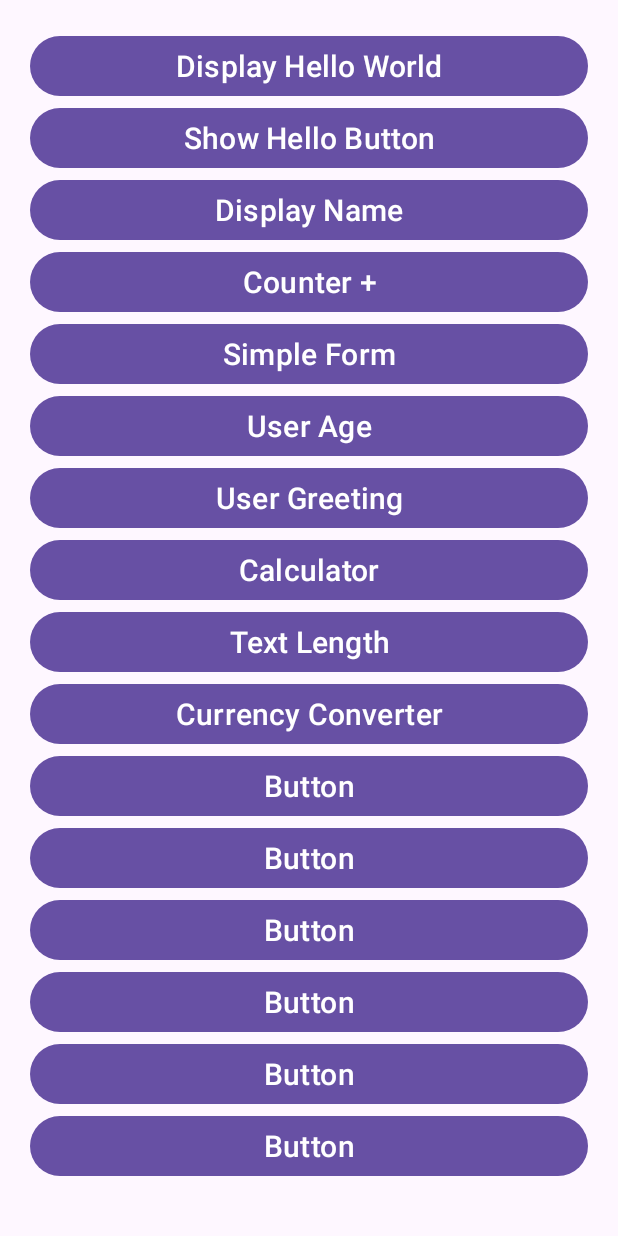
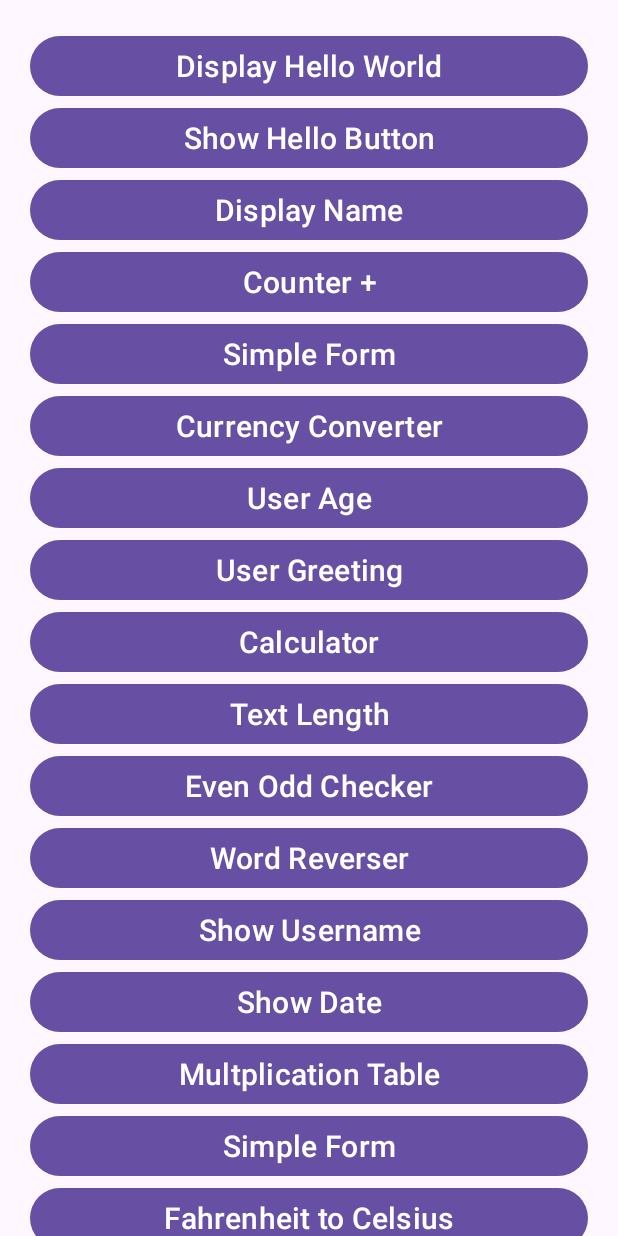
Before and after one commit to jpablico20/Android-Apps, an Android app: the screen it shows after launch (MainActivity), on a phone screen of 412 x 824 dp. Run offline under Robolectric (Android 15) with nearby library versions, the phone set to English and light mode, and no system bars.

Commit message:
feat: add button as a homepage

```diff
--- a/app/src/main/java/com/example/androidapps/MainActivity.java
+++ b/app/src/main/java/com/example/androidapps/MainActivity.java
@@ -10,22 +10,33 @@ import androidx.core.graphics.Insets;
 import androidx.core.view.ViewCompat;
 import androidx.core.view.WindowInsetsCompat;
 
+import com.example.androidapps.apps.BookmarkList;
 import com.example.androidapps.apps.Calculator;
+import com.example.androidapps.apps.CharacterCounter;
 import com.example.androidapps.apps.Counter;
 import com.example.androidapps.apps.CurrencyConverter;
 import com.example.androidapps.apps.DisplayHelloWorld;
 import com.example.androidapps.apps.DisplayName;
+import com.example.androidapps.apps.EvenOddChecker;
+import com.example.androidapps.apps.FahrenheitToCelsius;
+import com.example.androidapps.apps.MultiplicationTable;
+import com.example.androidapps.apps.PalindromeChecker;
+import com.example.androidapps.apps.ShowDate;
 import com.example.androidapps.apps.ShowHelloButton;
+import com.example.androidapps.apps.ShowUserName;
 import com.example.androidapps.apps.SimpleForm;
+import com.example.androidapps.apps.SimpleLogin;
 import com.example.androidapps.apps.TextLength;
 import com.example.androidapps.apps.UserAge;
 import com.example.androidapps.apps.UserGreeting;
+import com.example.androidapps.apps.WordReverser;
 
 public class MainActivity extends AppCompatActivity {
 
     Button btnDisplayHelloWorld, btnshowHelloButton, btnDisplayname, btnCounter,
     btnSimpleForm, btnUserAge, btnUserGreeting, btnCalculator, btnTextLength, btnCurrencyConverter,
-    btnEvenOddChecker;
+    btnEvenOddChecker, btnWordReverser, btnShowUsername, btnShowDate, btnMultiplicationTable,
+    btnSimpleLogin, btnFahrenheitToCelsius, btnBookmark, btnCharacterCounter, btnPalindrome;
 
     @Override
     protected void onCreate(Bundle savedInstanceState) {
@@ -42,6 +53,16 @@ public class MainActivity extends AppCompatActivity {
         btnCalculator = findViewById(R.id.btn_calculator);
         btnTextLength = findViewById(R.id.btn_text_length);
         btnCurrencyConverter = findViewById(R.id.btn_currency_converter);
+        btnEvenOddChecker = findViewById(R.id.btn_even_odd);
+        btnWordReverser = findViewById(R.id.btn_word_reverser);
+        btnShowUsername = findViewById(R.id.btn_username);
+        btnShowDate = findViewById(R.id.btn_date);
+        btnMultiplicationTable = findViewById(R.id.btn_multiplication_table);
+        btnSimpleLogin = findViewById(R.id.btn_simple_login);
+        btnFahrenheitToCelsius = findViewById(R.id.btn_fahrenheit_celsius);
+        btnBookmark = findViewById(R.id.btn_bookmark);
+        btnCharacterCounter = findViewById(R.id.btn_character_count);
+        btnPalindrome = findViewById(R.id.btn_palindrome);
 
         btnDisplayHelloWorld.setOnClickListener(v -> {
             Intent intent = new Intent(MainActivity.this, DisplayHelloWorld.class);
@@ -92,5 +113,55 @@ public class MainActivity extends AppCompatActivity {
             Intent intent = new Intent(MainActivity.this, CurrencyConverter.class);
             startActivity(intent);
         });
+
+        btnEvenOddChecker.setOnClickListener(v -> {
+            Intent intent = new Intent(MainActivity.this, EvenOddChecker.class);
+            startActivity(intent);
+        });
+
+        btnWordReverser.setOnClickListener(v -> {
+            Intent intent = new Intent(MainActivity.this, WordReverser.class);
+            startActivity(intent);
+        });
+
+        btnShowDate.setOnClickListener(v -> {
+            Intent intent = new Intent(MainActivity.this, ShowDate.class);
+            startActivity(intent);
+        });
+
+        btnShowUsername.setOnClickListener(v -> {
+            Intent intent = new Intent(MainActivity.this, ShowUserName.class);
+            startActivity(intent);
+        });
+
+        btnMultiplicationTable.setOnClickListener(v -> {
+            Intent intent = new Intent(MainActivity.this, MultiplicationTable.class);
+            startActivity(intent);
+        });
+
+        btnSimpleForm.setOnClickListener(v -> {
+            Intent intent = new Intent(MainActivity.this, SimpleLogin.class);
+            startActivity(intent);
+        });
+
+        btnFahrenheitToCelsius.setOnClickListener(v -> {
+            Intent intent = new Intent(MainActivity.this, FahrenheitToCelsius.class);
+            startActivity(intent);
+        });
+
+        btnBookmark.setOnClickListener(v -> {
+            Intent intent = new Intent(MainActivity.this, BookmarkList.class);
+            startActivity(intent);
+        });
+
+        btnCharacterCounter.setOnClickListener(v -> {
+            Intent intent = new Intent(MainActivity.this, CharacterCounter.class);
+            startActivity(intent);
+        });
+
+        btnPalindrome.setOnClickListener(v -> {
+            Intent intent = new Intent(MainActivity.this, PalindromeChecker.class);
+            startActivity(intent);
+        });
     }
 }
--- a/app/src/main/res/layout/activity_main.xml
+++ b/app/src/main/res/layout/activity_main.xml
@@ -1,18 +1,21 @@
 <?xml version="1.0" encoding="utf-8"?>
-<RelativeLayout xmlns:android="http://schemas.android.com/apk/res/android"
+<ScrollView xmlns:android="http://schemas.android.com/apk/res/android"
     xmlns:app="http://schemas.android.com/apk/res-auto"
     xmlns:tools="http://schemas.android.com/tools"
     android:id="@+id/main"
     android:layout_width="match_parent"
     android:layout_height="match_parent"
-    android:layout_margin="20dp"
     tools:context=".MainActivity">
 
+    <RelativeLayout
+        android:layout_width="match_parent"
+        android:layout_height="wrap_content">
 
         <LinearLayout
             android:layout_width="match_parent"
             android:layout_height="wrap_content"
-        android:orientation="vertical">
+            android:orientation="vertical"
+            android:layout_margin="20dp">
 
             <Button
                 android:id="@+id/btn_displayhelloworld"
@@ -50,6 +53,13 @@
                 android:textSize="20sp"/>
 
             <Button
+                android:id="@+id/btn_currency_converter"
+                android:layout_width="match_parent"
+                android:layout_height="wrap_content"
+                android:text="Currency Converter"
+                android:textSize="20sp" />
+
+            <Button
                 android:id="@+id/btn_user_age"
                 android:layout_width="match_parent"
                 android:layout_height="wrap_content"
@@ -61,14 +71,14 @@
                 android:layout_width="match_parent"
                 android:layout_height="wrap_content"
                 android:text="User Greeting"
-            android:textSize="20sp"/>
+                android:textSize="20sp" />
 
             <Button
                 android:id="@+id/btn_calculator"
                 android:layout_width="match_parent"
                 android:layout_height="wrap_content"
                 android:text="Calculator"
-            android:textSize="20sp"/>
+                android:textSize="20sp" />
 
             <Button
                 android:id="@+id/btn_text_length"
@@ -78,35 +88,74 @@
                 android:textSize="20sp"/>
 
             <Button
-            android:id="@+id/btn_currency_converter"
-            android:layout_width="match_parent"
-            android:layout_height="wrap_content"
-            android:text="Currency Converter"
-            android:textSize="20sp"/>
-
-        <Button
+                android:id="@+id/btn_even_odd"
                 android:layout_width="match_parent"
                 android:layout_height="wrap_content"
                 android:textSize="20sp"
-            android:text="Button"/>
+                android:text="Even Odd Checker"/>
 
             <Button
+                android:id="@+id/btn_word_reverser"
+                android:layout_width="match_parent"
+                android:layout_height="wrap_content"
+                android:text="Word Reverser"
+                android:textSize="20sp" />
+
+            <Button
+                android:id="@+id/btn_username"
                 android:layout_width="match_parent"
                 android:layout_height="wrap_content"
                 android:textSize="20sp"
-            android:text="Button"/>
+                android:text="Show Username"/>
 
             <Button
+                android:id="@+id/btn_date"
                 android:layout_width="match_parent"
                 android:layout_height="wrap_content"
                 android:textSize="20sp"
-            android:text="Button"/>
+                android:text="Show Date"/>
 
             <Button
+                android:id="@+id/btn_multiplication_table"
                 android:layout_width="match_parent"
                 android:layout_height="wrap_content"
                 android:textSize="20sp"
-            android:text="Button"/>
+                android:text="Multplication Table"/>
+
+            <Button
+                android:id="@+id/btn_simple_login"
+                android:layout_width="match_parent"
+                android:layout_height="wrap_content"
+                android:text="Simple Form"
+                android:textSize="20sp" />
+
+            <Button
+                android:id="@+id/btn_fahrenheit_celsius"
+                android:layout_width="match_parent"
+                android:layout_height="wrap_content"
+                android:textSize="20sp"
+                android:text="Fahrenheit to Celsius"/>
+
+            <Button
+                android:id="@+id/btn_bookmark"
+                android:layout_width="match_parent"
+                android:layout_height="wrap_content"
+                android:textSize="20sp"
+                android:text="Bookmark List"/>
+
+            <Button
+                android:id="@+id/btn_character_count"
+                android:layout_width="match_parent"
+                android:layout_height="wrap_content"
+                android:textSize="20sp"
+                android:text="Character Counter"/>
+
+            <Button
+                android:id="@+id/btn_palindrome"
+                android:layout_width="match_parent"
+                android:layout_height="wrap_content"
+                android:textSize="20sp"
+                android:text="Palindrome Checker"/>
 
             <Button
                 android:layout_width="match_parent"
@@ -121,6 +170,9 @@
                 android:text="Button"/>
 
 
+
         </LinearLayout>
 
     </RelativeLayout>
+
+</ScrollView>
```
Lines whose indentation alone changed are shown as unchanged.
